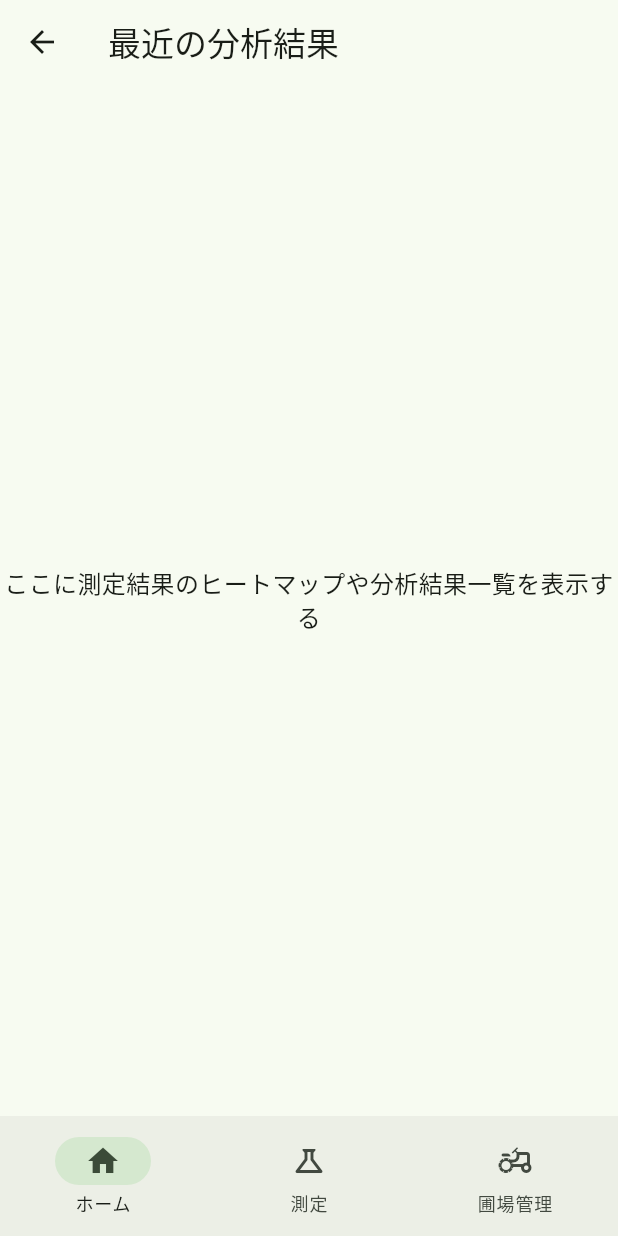
After one commit to knx14/HM_sm_app, a Flutter app: the MainScaffold screen opened by its route, on a phone screen of 412 x 824 dp. The commit adds this screen. Run offline on Flutter 3.47's test engine with Material 3 defaults, Android fonts, the phone set to English and light mode, and no system bars; missing offline and left inert: amplify_auth_cognito, amplify_flutter.

Commit message:
splashによるログイン状態のチェックの後の画面遷移を定義。共通UIフレームとしてmain_scaffold.dart作成。ここには、下部ナビゲーション＋画面切り替えの枠組みを定義、これによりapproutesから各機能への導線定義。ホーム画面には下バーが存在（下バーの定義はcommon_widgetsにより定義）し、各画面への遷移が可能。この段階においては、Providerは適用していないため、次のステップでユーザ情報を取得するためのProvider実装を進める。

```diff
--- a/lib/app/app.dart
+++ b/lib/app/app.dart
@@ -1,5 +1,5 @@
 import 'package:flutter/material.dart';
-import '../features/auth/presentation/splash_screen.dart';
+import 'routes.dart';
 
 class HmApp extends StatelessWidget {
   const HmApp({super.key});
@@ -12,7 +12,8 @@ class HmApp extends StatelessWidget {
         useMaterial3: true,
         colorSchemeSeed: Colors.green,
       ),
-      home: SplashScreen(),
+      initialRoute: AppRoutes.splash,
+      routes: appRoutes,
     );
   }
 }
--- /dev/null
+++ b/lib/app/routes.dart
@@ -0,0 +1,23 @@
+import 'package:flutter/material.dart';
+import '../features/auth/presentation/splash_screen.dart';
+import '../features/auth/presentation/sign_in_screen.dart';
+import '../features/auth/presentation/sign_up_screen.dart';
+import '../features/main_scaffold.dart';
+
+class AppRoutes {
+  static final String splash = '/';
+  static final String signIn = '/signin';
+  static final String signUp = '/signup';
+  static const String main = '/main';
+
+  // Widgetを返すメソッドを追加
+  static Widget signInScreen() => const SignInScreen();
+  static Widget signUpScreen() => const SignUpScreen();
+}
+
+final Map<String, WidgetBuilder> appRoutes = {
+  AppRoutes.splash: (context) => const SplashScreen(),
+  AppRoutes.signIn: (context) => const SignInScreen(),
+  AppRoutes.signUp: (context) => const SignUpScreen(),
+  AppRoutes.main: (context) => const MainScaffold(),
+};
--- /dev/null
+++ b/lib/features/common_widgets/bottom_nav_bar.dart
@@ -0,0 +1,37 @@
+import 'package:flutter/material.dart';
+
+class BottomNavBar extends StatelessWidget {
+  final int currentIndex;
+  final ValueChanged<int> onTap;
+  const BottomNavBar({
+    super.key,
+    required this.currentIndex,
+    required this.onTap,
+  });
+
+  @override
+  Widget build(BuildContext context) {
+    return NavigationBar(
+      selectedIndex: currentIndex,
+      onDestinationSelected: onTap,
+      labelBehavior: NavigationDestinationLabelBehavior.alwaysShow,
+      destinations: const [
+        NavigationDestination(
+          icon: Icon(Icons.home_outlined),
+          selectedIcon: Icon(Icons.home),
+          label: 'ホーム',
+        ),
+        NavigationDestination(
+          icon: Icon(Icons.science_outlined),
+          selectedIcon: Icon(Icons.science),
+          label: '測定',
+        ),
+        NavigationDestination(
+          icon: Icon(Icons.agriculture_outlined),
+          selectedIcon: Icon(Icons.agriculture),
+          label: '圃場管理',
+        ),
+      ],
+    );
+  }
+}
--- /dev/null
+++ b/lib/features/main_scaffold.dart
@@ -0,0 +1,32 @@
+import 'package:flutter/material.dart';
+import 'results/presentation/home_screen.dart';
+import 'measure/presentation/measure_screen.dart';
+import 'farms/presentation/farm_screen.dart';
+import 'common_widgets/bottom_nav_bar.dart';
+
+class MainScaffold extends StatefulWidget {
+  const MainScaffold({super.key});
+
+  @override
+  State<MainScaffold> createState() => _MainScaffoldState();
+}
+
+class _MainScaffoldState extends State<MainScaffold> {
+  int _currentIndex = 0;
+
+  final _pages = const [
+    HomeScreen(), //左タブ：結果表示（＝ホーム）
+    MeasureScreen(), //中央タブ：測定画面
+    FarmScreen(), //右タブ：圃場管理画面
+  ];
+  @override
+  Widget build(BuildContext context) {
+    return Scaffold(
+      body: _pages[_currentIndex],
+      bottomNavigationBar: BottomNavBar(
+        currentIndex: _currentIndex,
+        onTap: (index) => setState(() => _currentIndex = index),
+      ),
+    );
+  }
+}
--- /dev/null
+++ b/lib/features/results/presentation/home_screen.dart
@@ -0,0 +1,20 @@
+import 'package:flutter/material.dart';
+
+class HomeScreen extends StatelessWidget {
+  const HomeScreen({super.key});
+
+  @override
+  Widget build(BuildContext context) {
+    return Scaffold(
+      appBar: AppBar(
+        title: Text('最近の分析結果'),
+      ),
+      body: const Center(
+        child: Text('ここに測定結果のヒートマップや分析結果一覧を表示する',
+        style: TextStyle(fontSize: 16),
+        textAlign: TextAlign.center,
+      ),
+    ),
+  );
+  }
+}
```
Also changed, not shown: lib/features/auth/presentation/splash_screen.dart (+4 -5 lines), lib/features/farms/presentation/farm_screen.dart (added, +21 -0 lines), lib/features/measure/presentation/measure_screen.dart (added, +21 -0 lines).
